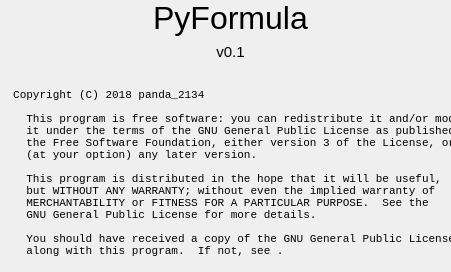
Before: the Qt Designer form ui/about.ui in panda2134/PyFormula, drawn with Qt 5.
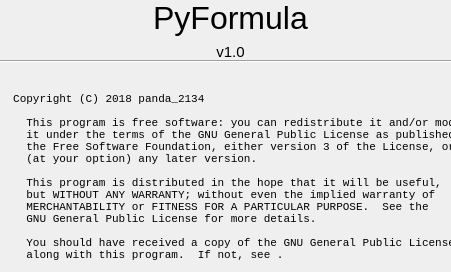
After: the same form once the commit is applied.

The edit to the form file:
```diff
--- a/ui/about.ui
+++ b/ui/about.ui
@@ -78,7 +78,7 @@
        </font>
       </property>
       <property name="text">
-       <string>v0.1</string>
+          <string>v1.0</string>
       </property>
       <property name="alignment">
        <set>Qt::AlignCenter</set>
@@ -97,6 +97,13 @@
     </rect>
    </property>
    <layout class="QVBoxLayout" name="verticalLayout_2">
+       <item>
+           <widget class="Line" name="line">
+               <property name="orientation">
+                   <enum>Qt::Horizontal</enum>
+               </property>
+           </widget>
+       </item>
     <item>
      <widget class="QLabel" name="label_3">
       <property name="font">
```
